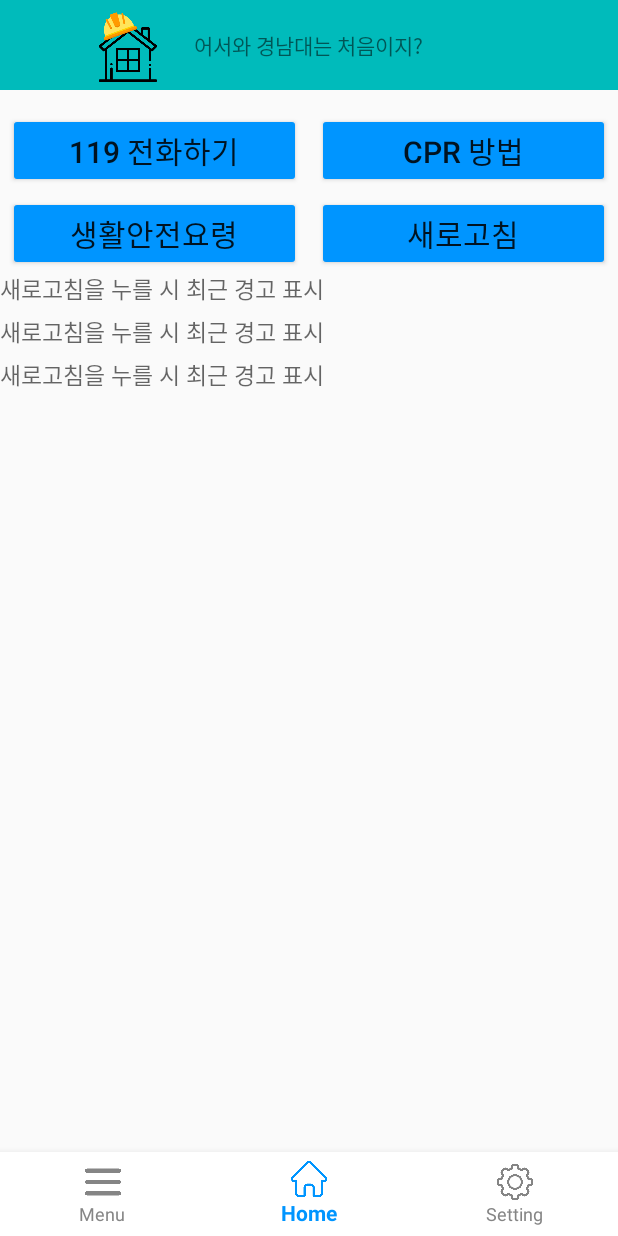
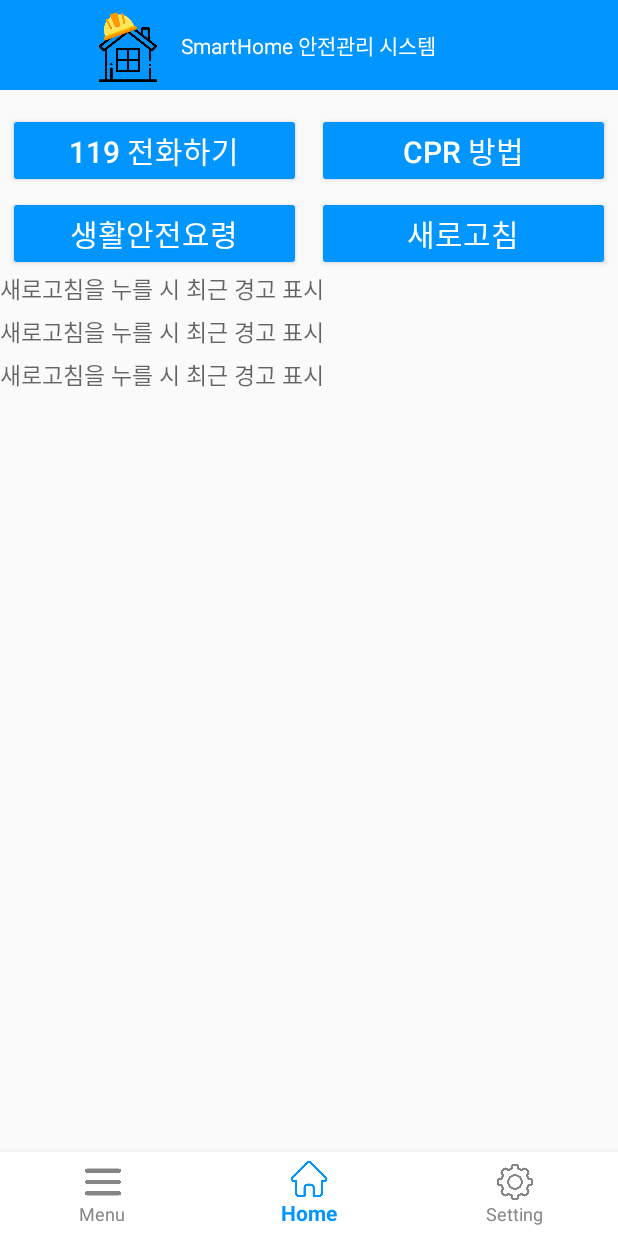
Before and after one commit to Sulfur-Parrot/senier_project, an Android app: the HomeFragment screen opened directly, with no data from a screen before it, on a phone screen of 412 x 824 dp. Run offline under Robolectric (Android 15) with nearby library versions, the phone set to English and light mode, and no system bars.

Commit message:
최종수정
.

```diff
--- a/app/src/main/java/com/example/smarthomeapp/BackgroundService.java
+++ b/app/src/main/java/com/example/smarthomeapp/BackgroundService.java
@@ -9,23 +9,18 @@ import android.content.Context;
 import android.content.Intent;
 import android.content.SharedPreferences;
 import android.os.Build;
-import android.os.Handler;
 import android.os.IBinder;
 import android.util.Log;
-import android.view.View;
 
 import androidx.core.app.NotificationCompat;
 
 import com.android.volley.RequestQueue;
 import com.android.volley.Response;
 import com.android.volley.toolbox.Volley;
-import com.google.android.material.tabs.TabLayout;
 
 import org.json.JSONArray;
 import org.json.JSONException;
 import org.json.JSONObject;
-
-import java.lang.reflect.Array;
 
 
 public class BackgroundService extends Service {
--- a/app/src/main/java/com/example/smarthomeapp/HomeFragment.java
+++ b/app/src/main/java/com/example/smarthomeapp/HomeFragment.java
@@ -12,8 +12,6 @@ import android.view.View;
 import android.view.ViewGroup;
 import android.widget.Button;
 import android.widget.TextView;
-
-import java.util.Objects;
 
 
 public class HomeFragment extends Fragment {
--- a/app/src/main/java/com/example/smarthomeapp/LoginActivity.java
+++ b/app/src/main/java/com/example/smarthomeapp/LoginActivity.java
@@ -9,8 +9,6 @@ import android.view.View;
 import android.widget.Button;
 import android.widget.EditText;
 import android.widget.Toast;
-
-import androidx.appcompat.app.ActionBar;
 import androidx.appcompat.app.AppCompatActivity;
 
 import com.android.volley.RequestQueue;
@@ -19,6 +17,7 @@ import com.android.volley.toolbox.Volley;
 
 import org.json.JSONException;
 import org.json.JSONObject;
+
 
 public class LoginActivity extends AppCompatActivity {
     private EditText et_id, et_pass;
--- a/app/src/main/java/com/example/smarthomeapp/LoginRequest.java
+++ b/app/src/main/java/com/example/smarthomeapp/LoginRequest.java
@@ -7,6 +7,7 @@ import com.android.volley.toolbox.StringRequest;
 
 import java.util.HashMap;
 import java.util.Map;
+
 
 public class LoginRequest extends StringRequest {
 
--- a/app/src/main/java/com/example/smarthomeapp/RegisterActivity.java
+++ b/app/src/main/java/com/example/smarthomeapp/RegisterActivity.java
@@ -16,7 +16,8 @@ import com.android.volley.toolbox.Volley;
 
 import org.json.JSONException;
 import org.json.JSONObject;
-///*
+
+
 public class RegisterActivity extends AppCompatActivity {
     private EditText et_id, et_pass;
     private Button btn_register;
@@ -67,4 +68,4 @@ public class RegisterActivity extends AppCompatActivity {
             }
         });
     }
-}//*/
+}
--- a/app/src/main/java/com/example/smarthomeapp/RegisterRequest.java
+++ b/app/src/main/java/com/example/smarthomeapp/RegisterRequest.java
@@ -7,6 +7,7 @@ import com.android.volley.toolbox.StringRequest;
 
 import java.util.HashMap;
 import java.util.Map;
+
 
 public class RegisterRequest extends StringRequest {
 
--- a/app/src/main/java/com/example/smarthomeapp/SensorMeasureRequest.java
+++ b/app/src/main/java/com/example/smarthomeapp/SensorMeasureRequest.java
@@ -7,6 +7,7 @@ import com.android.volley.toolbox.StringRequest;
 
 import java.util.HashMap;
 import java.util.Map;
+
 
 public class SensorMeasureRequest extends StringRequest {
 
--- a/app/src/main/java/com/example/smarthomeapp/SettingFragment.java
+++ b/app/src/main/java/com/example/smarthomeapp/SettingFragment.java
@@ -4,9 +4,9 @@ import android.content.SharedPreferences;
 import android.os.Bundle;
 import android.util.Log;
 
-import androidx.preference.Preference;
 import androidx.preference.PreferenceFragmentCompat;
 import androidx.preference.PreferenceManager;
+
 
 public class SettingFragment extends PreferenceFragmentCompat {
 
--- a/app/src/main/res/layout/activity_main.xml
+++ b/app/src/main/res/layout/activity_main.xml
@@ -9,7 +9,7 @@
         android:id="@+id/header"
         android:layout_width="match_parent"
         android:layout_height="60dp"
-        android:background="#00BBBB"
+        android:background="@color/blue_500"
         android:layout_alignParentTop="true"
         android:orientation="vertical"
         >
@@ -25,7 +25,8 @@
         <TextView
             android:layout_width="wrap_content"
             android:layout_height="wrap_content"
-            android:text="어서와 경남대는 처음이지?"
+            android:text="SmartHome 안전관리 시스템"
+            android:textColor="@color/white"
             android:layout_centerHorizontal="true"
             android:layout_centerVertical="true"
             android:layout_weight="1"/>
--- a/app/src/main/res/layout/fragment_home.xml
+++ b/app/src/main/res/layout/fragment_home.xml
@@ -22,7 +22,8 @@
             android:layout_marginTop="15dp"
             android:layout_marginBottom="5dp"
             android:layout_marginRight="5dp"
-            android:backgroundTint="#0095FF"
+            android:backgroundTint="@color/blue_500"
+            android:textColor="@color/white"
             android:layout_weight="1"
             android:text="119 전화하기"
             android:textSize="20dp" />
@@ -34,7 +35,8 @@
             android:layout_marginTop="15dp"
             android:layout_marginBottom="5dp"
             android:layout_marginLeft="5dp"
-            android:backgroundTint="#0095FF"
+            android:backgroundTint="@color/blue_500"
+            android:textColor="@color/white"
             android:layout_weight="1"
             android:text="CPR 방법"
             android:textSize="20dp" />
@@ -52,7 +54,8 @@
             android:layout_width="match_parent"
             android:layout_height="wrap_content"
             android:layout_marginRight="5dp"
-            android:backgroundTint="#0095FF"
+            android:backgroundTint="@color/blue_500"
+            android:textColor="@color/white"
             android:layout_weight="1"
             android:text="생활안전요령"
             android:textSize="20dp" />
@@ -61,7 +64,8 @@
             android:layout_width="match_parent"
             android:layout_height="wrap_content"
             android:layout_marginLeft="5dp"
-            android:backgroundTint="#0095FF"
+            android:backgroundTint="@color/blue_500"
+            android:textColor="@color/white"
             android:layout_weight="1"
             android:text="새로고침"
             android:textSize="20dp" />
```
Also changed, not shown: app/src/main/java/com/example/smarthomeapp/DMApplication.java (deleted, +0 -22 lines), app/src/main/java/com/example/smarthomeapp/MainActivity.java (+0 -13 lines), app/src/main/java/com/example/smarthomeapp/NetworkNotConnectedException.java (deleted, +0 -12 lines), app/src/main/java/utils/BackClickEventHandler.java (deleted, +0 -30 lines), app/src/main/java/utils/CustomLogger.java (deleted, +0 -29 lines), app/src/main/java/utils/Utils.java (deleted, +0 -20 lines), app/src/main/res/layout/activity_login.xml (+0 -28 lines), app/src/main/res/layout/activity_menu.xml (+13 -7 lines).
